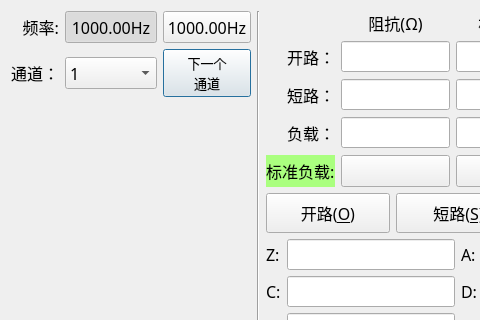
caicaiking/WKEFactoryView2014, file MulitChannalBox/clsCalibration.ui: the form before one commit; both pictures show x 0 to 480 and y 0 to 320 of the 662 by 401 pixel window.
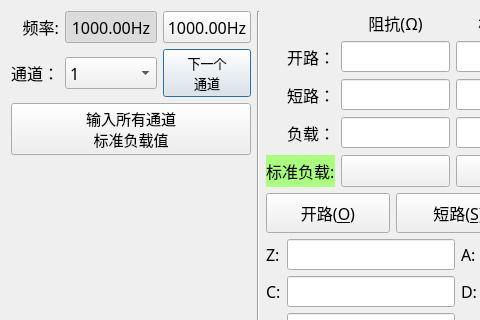
The form after the commit. Icons and pictures are not drawn.

Commit message: 完成了多通道测试的加载校准

```diff
--- a/MulitChannalBox/clsCalibration.ui
+++ b/MulitChannalBox/clsCalibration.ui
@@ -187,6 +187,38 @@
        </item>
       </layout>
      </item>
+     <item>
+      <widget class="QPushButton" name="btnInputAllStdValue">
+       <property name="minimumSize">
+        <size>
+         <width>0</width>
+         <height>40</height>
+        </size>
+       </property>
+       <property name="font">
+        <font>
+         <family>楷体</family>
+         <pointsize>11</pointsize>
+         <weight>50</weight>
+         <bold>false</bold>
+        </font>
+       </property>
+       <property name="text">
+        <string>输入所有通道
+标准负载值</string>
+       </property>
+       <property name="icon">
+        <iconset resource="../recFile/myRes.qrc">
+         <normaloff>:/Icons/standard.png</normaloff>:/Icons/standard.png</iconset>
+       </property>
+       <property name="iconSize">
+        <size>
+         <width>25</width>
+         <height>25</height>
+        </size>
+       </property>
+      </widget>
+     </item>
      <item>
       <spacer name="verticalSpacer">
        <property name="orientation">
```
Left out of the diff: 4 changed lines with no effect on the pictures. The commit also changes 18 other files.
